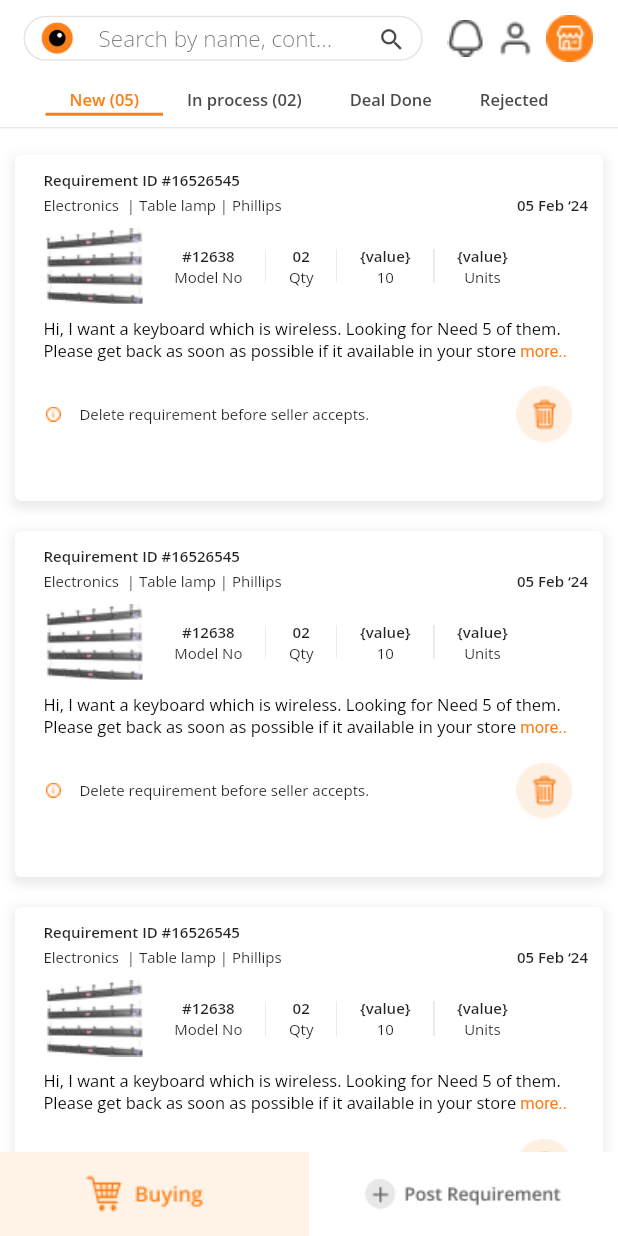
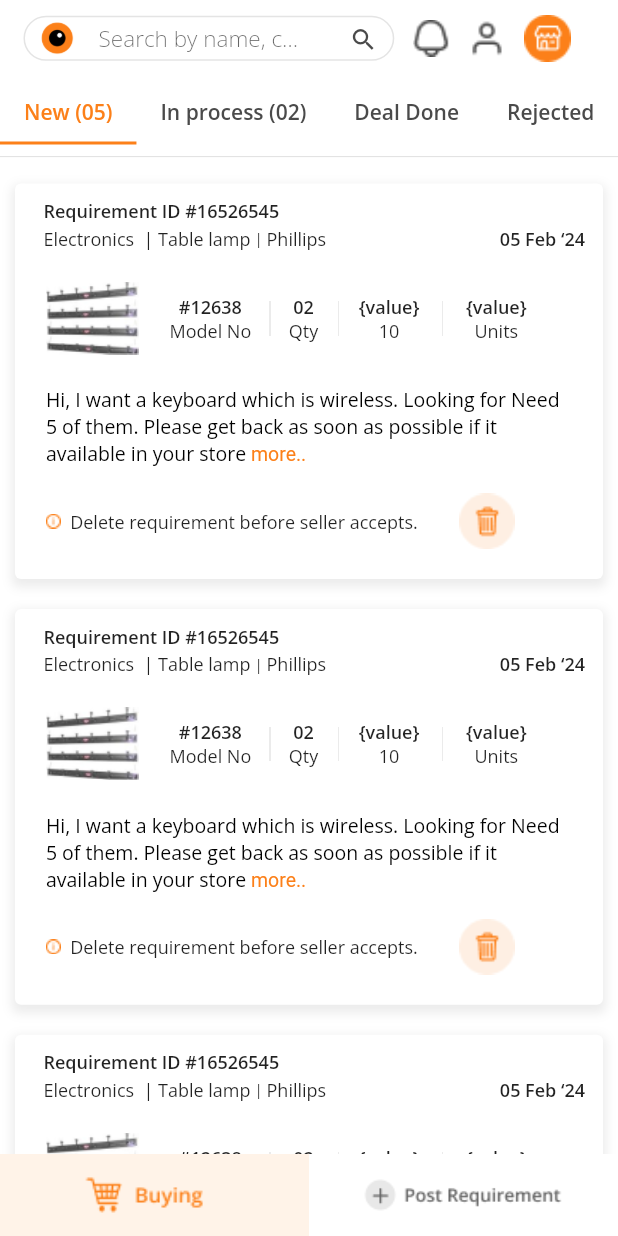
Before and after one commit to sarojKumarPadhi/hello, a Flutter app: the HomeBuyer screen opened by its route, on a phone screen of 412 x 824 dp. Run offline on Flutter 3.47's test engine with Material 3 defaults, Android fonts, the phone set to English and light mode, and no system bars; our stand-ins replace carousel_slider, flutter_rating_bar, fluttertoast, get, google_fonts and 1 more; missing offline and left inert: dart:ffi.

Commit message:
13-05-24

```diff
--- a/lib/main.dart
+++ b/lib/main.dart
@@ -29,8 +29,8 @@ class MyApp extends StatelessWidget {
       ),
       debugShowCheckedModeBanner: false,
       title: 'Flutter Demo',
-      // home: const Login(),
-      home: const HomeBuyer(),
+      home: const Login(),
+      //home: const HomeBuyer(),
       getPages: AppPages.pages,
     );
   }
--- a/lib/utils/components/buyerScreenTiles/new_tiles.dart
+++ b/lib/utils/components/buyerScreenTiles/new_tiles.dart
@@ -14,7 +14,7 @@ class NewSquareCard extends StatelessWidget {
     return Container(
         width: double.infinity, // Adjust the width as needed
         height: GlobalSizes.getDeviceHeight(context) *
-            0.28, // Adjust the height as needed
+            0.32, // Adjust the height as needed
         decoration: BoxDecoration(
           color: Colors.white,
           borderRadius: BorderRadius.circular(
@@ -40,7 +40,7 @@ class NewSquareCard extends StatelessWidget {
               child: Text(
                 "Requirement ID #16526545",
                 style: TextStyles.openSans(
-                    fontSize: 10, fontWeight: FontWeight.w600),
+                    fontSize: 12, fontWeight: FontWeight.w600),
               ),
             ),
             SizedBox(
@@ -58,31 +58,31 @@ class NewSquareCard extends StatelessWidget {
                         Text(
                           "Electronics ",
                           style: TextStyles.openSans(
-                              fontSize: 10, fontWeight: FontWeight.w400),
+                              fontSize: 12, fontWeight: FontWeight.w400),
                         ),
                         Text(" | ",
                             style: TextStyles.openSans(
-                                fontSize: 10, fontWeight: FontWeight.w400)),
+                                fontSize: 12, fontWeight: FontWeight.w400)),
                         Text(
                           "Table lamp",
                           style: TextStyles.openSans(
-                              fontSize: 10, fontWeight: FontWeight.w400),
+                              fontSize: 12, fontWeight: FontWeight.w400),
                         ),
                         Text(" | ",
                             style: TextStyles.openSans(
                                 fontSize: 10, fontWeight: FontWeight.w400)),
                         Text("Phillips",
                             style: TextStyles.openSans(
-                                fontSize: 10, fontWeight: FontWeight.w400))
+                                fontSize: 12, fontWeight: FontWeight.w400))
                       ],
                     ),
                   ),
                   Padding(
-                    padding: const EdgeInsets.only(right: 10),
+                    padding: const EdgeInsets.only(right: 12),
                     child: Text(
                       "05 Feb ‘24",
                       style: TextStyles.openSans(
-                          fontSize: 10, fontWeight: FontWeight.w600),
+                          fontSize: 12, fontWeight: FontWeight.w600),
                     ),
                   )
                 ],
@@ -96,24 +96,27 @@ class NewSquareCard extends StatelessWidget {
                 Padding(
                   padding: EdgeInsets.symmetric(
                       horizontal: GlobalSizes.getDeviceHeight(context) * 0.025),
-                  child: Image.asset("assest/sellitems.png"),
+                  child: SizedBox(
+                      width: GlobalSizes.getDeviceWidth(context) * 0.15,
+                      height: GlobalSizes.getDeviceHeight(context) * 0.09,
+                      child: Image.asset("assest/sellitems.png")),
                 ),
                 Column(
                   children: [
                     Text(
                       "#12638",
                       style: TextStyles.openSans(
-                          fontWeight: FontWeight.w600, fontSize: 10),
+                          fontWeight: FontWeight.w600, fontSize: 12),
                     ),
                     Text(
                       "Model No",
                       style: TextStyles.openSans(
-                          fontWeight: FontWeight.w400, fontSize: 10),
+                          fontWeight: FontWeight.w400, fontSize: 12),
                     )
                   ],
                 ),
                 Padding(
-                  padding: const EdgeInsets.symmetric(horizontal: 15),
+                  padding: const EdgeInsets.symmetric(horizontal: 12),
                   child: Image.asset("assest/bigLine.png"),
                 ),
                 Column(
@@ -121,12 +124,30 @@ class NewSquareCard extends StatelessWidget {
                     Text(
                       "02",
                       style: TextStyles.openSans(
-                          fontWeight: FontWeight.w600, fontSize: 10),
+                          fontWeight: FontWeight.w600, fontSize: 12),
                     ),
                     Text(
                       "Qty",
                       style: TextStyles.openSans(
-                          fontWeight: FontWeight.w400, fontSize: 10),
+                          fontWeight: FontWeight.w400, fontSize: 12),
+                    ),
+                  ],
+                ),
+                Padding(
+                  padding: const EdgeInsets.symmetric(horizontal: 13),
+                  child: Image.asset("assest/bigLine.png"),
+                ),
+                Column(
+                  children: [
+                    Text(
+                      "{value}",
+                      style: TextStyles.openSans(
+                          fontWeight: FontWeight.w600, fontSize: 12),
+                    ),
+                    Text(
+                      "10",
+                      style: TextStyles.openSans(
+                          fontWeight: FontWeight.w400, fontSize: 12),
                     ),
                   ],
                 ),
@@ -139,30 +160,12 @@ class NewSquareCard extends StatelessWidget {
                     Text(
                       "{value}",
                       style: TextStyles.openSans(
-                          fontWeight: FontWeight.w600, fontSize: 10),
-                    ),
-                    Text(
-                      "10",
-                      style: TextStyles.openSans(
-                          fontWeight: FontWeight.w400, fontSize: 10),
-                    ),
-                  ],
-                ),
-                Padding(
-                  padding: const EdgeInsets.symmetric(horizontal: 15),
-                  child: Image.asset("assest/bigLine.png"),
-                ),
-                Column(
-                  children: [
-                    Text(
-                      "{value}",
-                      style: TextStyles.openSans(
-                          fontWeight: FontWeight.w600, fontSize: 10),
+                          fontWeight: FontWeight.w600, fontSize: 12),
                     ),
                     Text(
                       "Units",
                       style: TextStyles.openSans(
-                          fontWeight: FontWeight.w400, fontSize: 10),
+                          fontWeight: FontWeight.w400, fontSize: 12),
                     ),
                   ],
                 ),
@@ -173,7 +176,7 @@ class NewSquareCard extends StatelessWidget {
             ),
             Padding(
               padding: EdgeInsets.symmetric(
-                  horizontal: GlobalSizes.getDeviceHeight(context) * 0.023),
+                  horizontal: GlobalSizes.getDeviceHeight(context) * 0.025),
               child: RichText(
                 text: TextSpan(
                   children: [
@@ -181,7 +184,7 @@ class NewSquareCard extends StatelessWidget {
                       text: text.length > 132 ? text.substring(0, 134) : text,
                       style: TextStyles.openSans(
                         color: Colors.black,
-                        fontSize: 11,
+                        fontSize: 13,
                         fontWeight: FontWeight.w400,
                       ),
                     ),
@@ -189,7 +192,7 @@ class NewSquareCard extends StatelessWidget {
                       const TextSpan(
                         text: " more..",
                         style: TextStyle(
-                          fontSize: 11,
+                          fontSize: 13,
                           fontWeight: FontWeight.w400,
                           color: Color(0xffFC8019),
                         ),
@@ -210,18 +213,21 @@ class NewSquareCard extends StatelessWidget {
                 children: [
                   Row(
                     children: [
-                      Image.asset("assest/info.png"),
+                      Image.asset(
+                        "assest/info.png",
+                        height: 10,
+                      ),
                       Padding(
-                        padding: EdgeInsets.symmetric(
-                            horizontal:
-                                GlobalSizes.getDeviceWidth(context) * 0.03),
+                        padding: EdgeInsets.fromLTRB(
+                            GlobalSizes.getDeviceWidth(context) * 0.015,
+                            GlobalSizes.getDeviceHeight(context) * 0.014,
+                            GlobalSizes.getDeviceWidth(context) * 0.067,
+                            GlobalSizes.getDeviceHeight(context) * 0.014),
                         child: Text(
                           "Delete requirement before seller accepts.",
                           style: TextStyles.openSans(
-                              fontSize: 10, fontWeight: FontWeight.w400),
+                              fontSize: 12, fontWeight: FontWeight.w400),
                         ),
-                      ),
-                    ],
                       ),
                       InkWell(
                         onTap: () {
@@ -241,6 +247,8 @@ class NewSquareCard extends StatelessWidget {
                       )
                     ],
                   ),
+                ],
+              ),
             )
           ],
         ));
--- a/lib/utils/components/coustoum_serch_bar.dart
+++ b/lib/utils/components/coustoum_serch_bar.dart
@@ -19,7 +19,7 @@ class SlimSearchBar extends StatelessWidget {
         child: TextField(
             controller: searchController,
             decoration: InputDecoration(
-              hintText: 'Search by name, contact....',
+              hintText: 'Search by name, contact..',
               hintStyle: TextStyles.openSans(
                   fontSize: 15, fontWeight: FontWeight.w300),
               contentPadding: EdgeInsets.only(
--- a/lib/views/home_screen_buyer.dart/home_screenBuyer.dart
+++ b/lib/views/home_screen_buyer.dart/home_screenBuyer.dart
@@ -2,6 +2,7 @@ import 'package:dekhlo/utils/size/global_size/global_size.dart';
 import 'package:dekhlo/views/home_screen_buyer.dart/tabs/inprocess_tab.dart';
 import 'package:dekhlo/views/home_screen_buyer.dart/tabs/rejected_tab.dart';
 import 'package:flutter/material.dart';
+import 'package:flutter/widgets.dart';
 
 import '../../utils/components/coustoum_serch_bar.dart';
 import '../../utils/components/textstyle.dart';
@@ -27,11 +28,12 @@ class HomeBuyer extends StatelessWidget {
                 ),
                 child: Row(
                   children: [
-                    Expanded(
+                    SizedBox(
+                      width: GlobalSizes.getDeviceWidth(context) * 0.6,
                       child: SlimSearchBar(),
                     ),
                     SizedBox(
-                      width: GlobalSizes.getDeviceHeight(context) * 0.02,
+                      width: GlobalSizes.getDeviceHeight(context) * 0.015,
                     ),
                     SizedBox(
                         height: GlobalSizes.getDeviceHeight(context) * 0.03,
@@ -40,7 +42,7 @@ class HomeBuyer extends StatelessWidget {
                           fit: BoxFit.fitHeight,
                         )),
                     SizedBox(
-                      width: GlobalSizes.getDeviceHeight(context) * 0.01,
+                      width: GlobalSizes.getDeviceHeight(context) * 0.015,
                     ),
                     SizedBox(
                       height: GlobalSizes.getDeviceHeight(context) * 0.03,
@@ -50,7 +52,7 @@ class HomeBuyer extends StatelessWidget {
                       ),
                     ),
                     SizedBox(
-                      width: GlobalSizes.getDeviceHeight(context) * 0.01,
+                      width: GlobalSizes.getDeviceHeight(context) * 0.015,
                     ),
                     SizedBox(
                       height: GlobalSizes.getDeviceHeight(context) * 0.038,
@@ -66,10 +68,10 @@ class HomeBuyer extends StatelessWidget {
                 ),
               ),
               const SizedBox(
-                height: 16, // Adjust spacing between search bar and tab bar
+                height: 14, // Adjust spacing between search bar and tab bar
               ),
               SizedBox(
-                height: 20,
+                height: GlobalSizes.getDeviceHeight(context) * 0.05,
                 child: TabBar(
                   labelColor: const Color(0xffFC8019),
                   unselectedLabelColor: const Color(0xff4A4A4A),
@@ -78,7 +80,7 @@ class HomeBuyer extends StatelessWidget {
                       child: Text(
                         'New (05)',
                         style: TextStyles.openSans(
-                          fontSize: 11,
+                          fontSize: 14,
                           fontWeight: FontWeight.w600,
                         ),
                       ),
@@ -87,7 +89,7 @@ class HomeBuyer extends StatelessWidget {
                       child: Text(
                         'In process (02)',
                         style: TextStyles.openSans(
-                          fontSize: 11,
+                          fontSize: 14,
                           fontWeight: FontWeight.w600,
                         ),
                       ),
@@ -96,7 +98,7 @@ class HomeBuyer extends StatelessWidget {
                       child: Text(
                         'Deal Done',
                         style: TextStyles.openSans(
-                          fontSize: 11,
+                          fontSize: 14,
                           fontWeight: FontWeight.w600,
                         ),
                       ),
@@ -105,7 +107,7 @@ class HomeBuyer extends StatelessWidget {
                       child: Text(
                         'Rejected',
                         style: TextStyles.openSans(
-                          fontSize: 11,
+                          fontSize: 14,
                           fontWeight: FontWeight.w600,
                         ),
                       ),
--- a/lib/views/lang.dart
+++ b/lib/views/lang.dart
@@ -1,4 +1,5 @@
 import 'package:dekhlo/controllers/languageController.dart';
+import 'package:dekhlo/utils/routes/routes_names.dart';
 import 'package:flutter/material.dart';
 import 'package:fluttertoast/fluttertoast.dart';
 import 'package:get/get.dart';
@@ -117,7 +118,7 @@ class Lag extends StatelessWidget {
                   textColor: Colors.white,
                   context: context,
                   onPressedCallback: () {
-                    // Get.toNamed(RoutesN)
+                    Get.toNamed(RouteName.homeBuyerScreen);
                     // to be continued
                   },
                 );
```
Also changed, not shown: lib/utils/components/buyerScreenTiles/deal_done_tile.dart (+18 -16 lines), lib/utils/components/buyerScreenTiles/rejected_tiles.dart (+40 -40 lines). Lines whose indentation alone changed are shown as unchanged.
